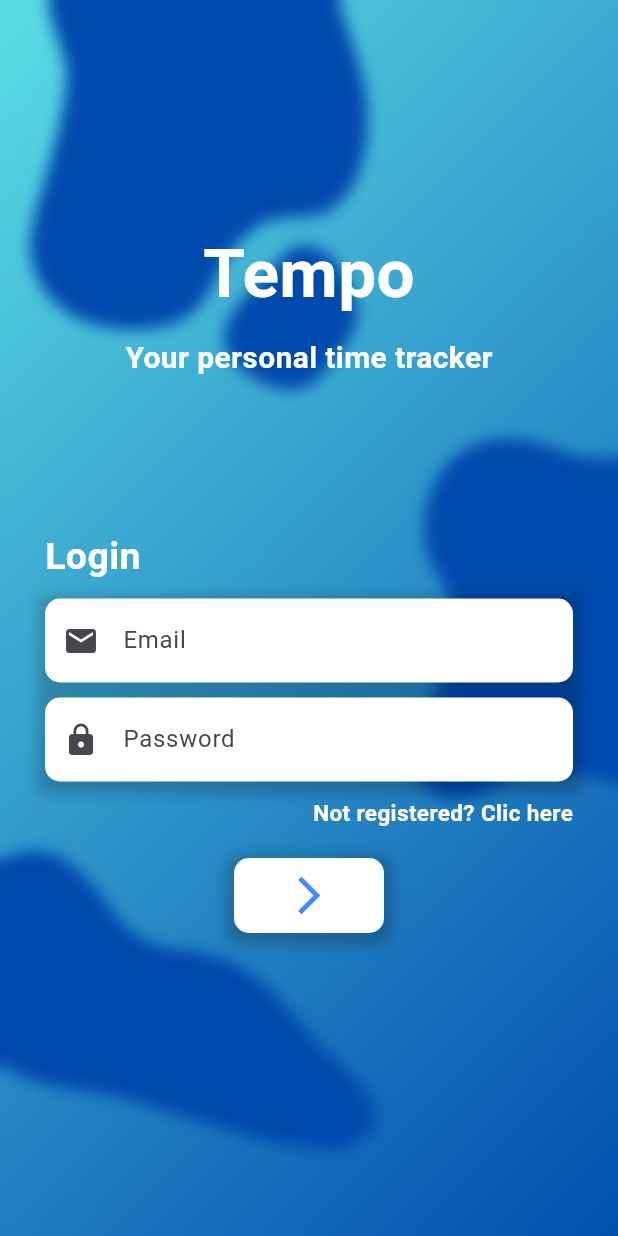
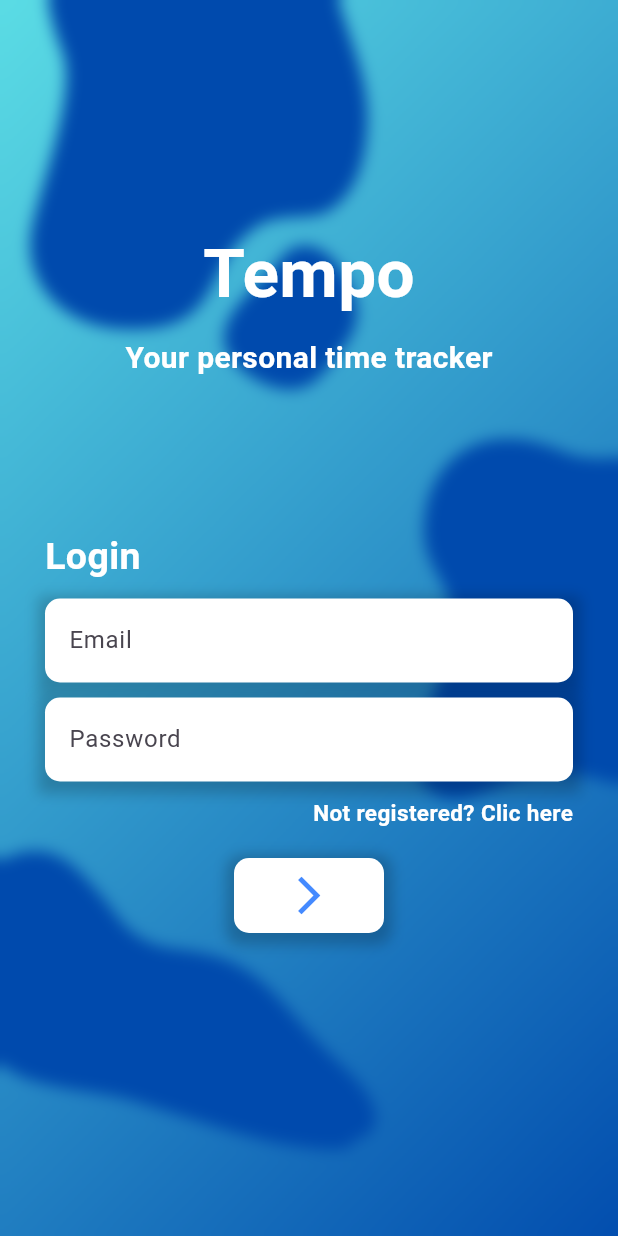
Before and after one commit to JuanA1525/TempoApp, a Flutter app: the screen it shows after launch, on a phone screen of 412 x 824 dp. Run offline on Flutter 3.47's test engine with Material 2 defaults, Android fonts, the phone set to English and light mode, and no system bars; our stand-ins replace cloud_firestore, firebase_core; accounts and stored records are empty; Roboto replaces fonts that are missing (Poppins).

```diff
--- a/lib/pages/login.dart
+++ b/lib/pages/login.dart
@@ -1,5 +1,3 @@
-import 'package:cloud_firestore/cloud_firestore.dart';
-import 'package:firebase_core/firebase_core.dart';
 import 'package:flutter/material.dart';
 import 'dart:ui';
 import 'package:tempo_app/pages/home.dart';
@@ -8,7 +6,7 @@ import 'package:tempo_app/pages/register.dart';
 class Login extends StatelessWidget {
   const Login({super.key});
 
-@override
+  @override
   Widget build(BuildContext context) {
     return Scaffold(
       backgroundColor: const Color(0xFF352BFF),
@@ -91,9 +89,7 @@ class Login extends StatelessWidget {
                   ],
                 ),
                 child: TextField(
-                  keyboardType: TextInputType.emailAddress,
                   decoration: InputDecoration(
-                    prefixIcon: const Icon(Icons.email),
                     filled: true,
                     fillColor: Colors.white,
                     hintText: 'Email',
@@ -120,9 +116,7 @@ class Login extends StatelessWidget {
                   ],
                 ),
                 child: TextField(
-                  keyboardType: TextInputType.visiblePassword,
                   decoration: InputDecoration(
-                    prefixIcon: const Icon(Icons.lock),
                     filled: true,
                     fillColor: Colors.white,
                     hintText: 'Password',
@@ -192,6 +186,4 @@ class Login extends StatelessWidget {
       )
     );
   }
-
-
 }
```
Also changed, not shown: 1 other file.
